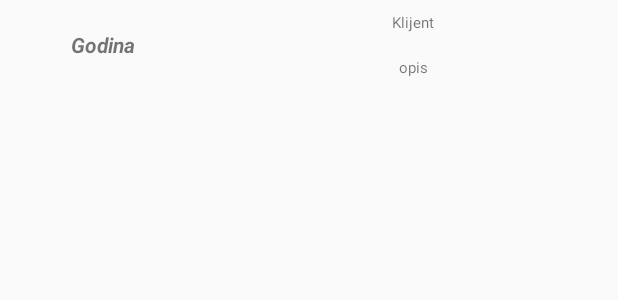
After one commit to jovanmhn/Revizija, an Android app: the layout adapter_view_knjige.xml on its own in the app's theme, with its tools: preview values and no code run, on a phone screen of 412 x 824 dp. The commit adds this screen. Shown: the top 300 px of the screen. Run offline under Robolectric (Android 15) with nearby library versions, the phone set to English and light mode, and no system bars.

Commit message:
C# master race

```diff
--- a/app/src/main/AndroidManifest.xml
+++ b/app/src/main/AndroidManifest.xml
@@ -27,6 +27,10 @@
             android:theme="@style/AppTheme.NoActionBar"
             tools:ignore="InnerclassSeparator">
         </activity>
+        <activity
+            android:name=".Activities.KnjigeActivity"
+            android:theme="@style/AppTheme.NoActionBar">
+        </activity>
     </application>
 
 </manifest>
--- a/app/src/main/res/layout/activity_klijenti.xml
+++ b/app/src/main/res/layout/activity_klijenti.xml
@@ -4,6 +4,7 @@
     android:layout_height="match_parent">
 
     <TextView
+        android:id="@+id/textviewNaslov"
         android:layout_width="match_parent"
         android:layout_height="20dp"
         android:text="Lista klijenata"
--- /dev/null
+++ b/app/src/main/res/layout/adapter_view_knjige.xml
@@ -0,0 +1,44 @@
+<?xml version="1.0" encoding="utf-8"?>
+<LinearLayout xmlns:android="http://schemas.android.com/apk/res/android"
+    android:id="@+id/adapter_layout"
+    android:layout_width="match_parent"
+    android:layout_height="match_parent"
+    android:orientation="horizontal"
+    android:weightSum="100">
+
+    <TextView
+        android:id="@+id/textViewGodina"
+        android:layout_width="match_parent"
+        android:layout_height="60dp"
+        android:layout_weight="66.6"
+        android:gravity="center"
+        android:text="Godina"
+        android:textStyle="bold|italic"
+        android:textAlignment="center" />
+
+    <LinearLayout
+        android:id="@+id/adapter_listview"
+        android:layout_width="match_parent"
+        android:layout_height="wrap_content"
+        android:layout_weight="33.3"
+        android:orientation="vertical">
+
+        <TextView
+            android:id="@+id/textViewKlijent"
+            android:layout_width="match_parent"
+            android:layout_height="30dp"
+            android:gravity="center"
+            android:text="Klijent"
+            android:textSize="10dp"/>
+
+        <TextView
+            android:gravity="center"
+            android:text="opis"
+            android:layout_width="match_parent"
+            android:layout_height="30dp"
+            android:id="@+id/textViewOpis"
+            android:layout_below="@+id/textViewKlijent"
+            android:textSize="10dp"/>
+    </LinearLayout>
+
+</LinearLayout>
```
Also changed, not shown: app/src/main/java/com/example/revizija/Activities/KlijentiActivity.java (+14 -0 lines), app/src/main/java/com/example/revizija/Activities/KnjigeActivity.java (added, +89 -0 lines), app/src/main/java/com/example/revizija/Adapters/KnjigeAdapter.java (added, +51 -0 lines), app/src/main/java/com/example/revizija/Classes/API.java (+109 -0 lines), app/src/main/java/com/example/revizija/Classes/JSONKnjiga.java (+24 -0 lines), app/src/main/java/com/example/revizija/Classes/Konverzije.java (+27 -0 lines).
